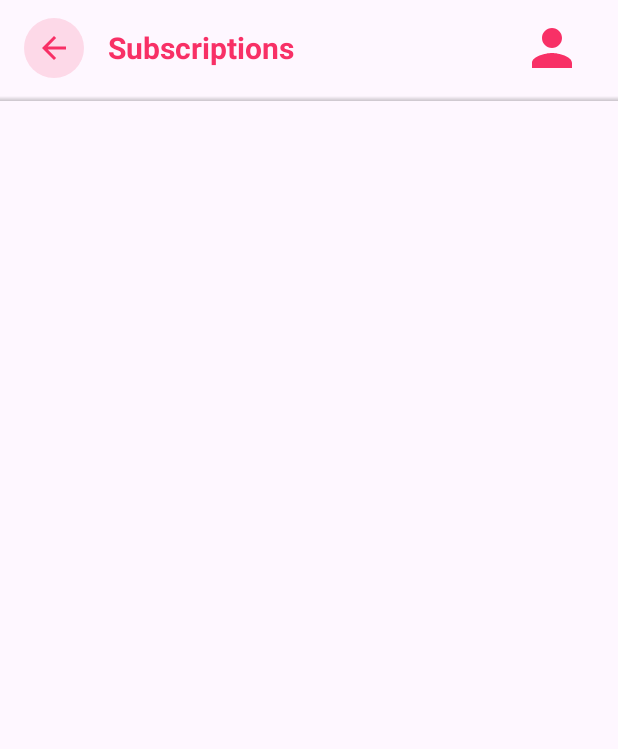
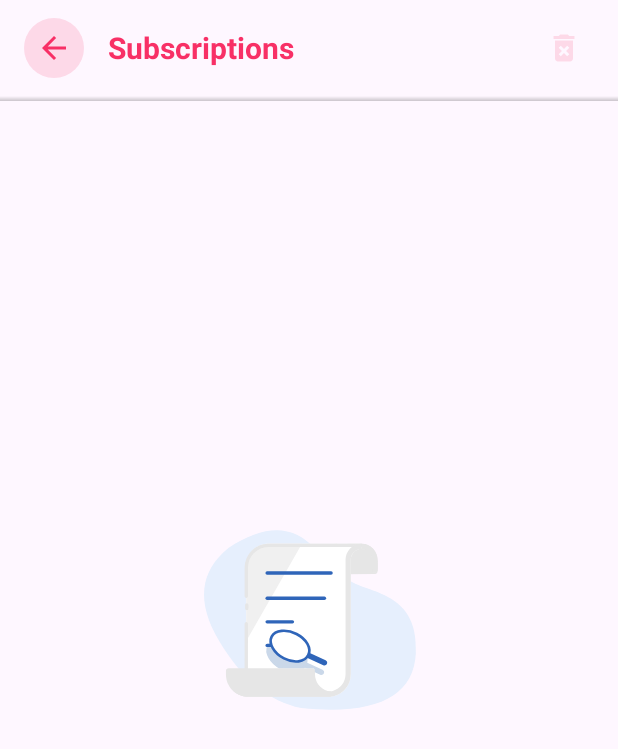
Before and after one commit to shamardn/Podcast-Time, an Android app: the SubscriptionsFragment screen opened through its navigation route, on a phone screen of 412 x 824 dp. Shown: the top 749 px of the screen. Run offline under Robolectric (Android 15) with nearby library versions, the phone set to English and light mode, and no system bars; our stand-ins replace Dagger/Hilt's generated code, navigation-ui; network calls fail; pictures from the network do not load.

Commit message:
impl Delete Subscription List

```diff
--- a/app/src/main/java/com/shamardn/podcasttime/data/local/database/dao/SubscriptionsDao.kt
+++ b/app/src/main/java/com/shamardn/podcasttime/data/local/database/dao/SubscriptionsDao.kt
@@ -17,4 +17,7 @@ interface SubscriptionsDao {
 
     @Delete
     suspend fun unsubscribe(podcast: PodcastEntity)
+
+    @Query("DELETE FROM SUBSCRIPTIONS_TABLE")
+    suspend fun deleteSubscriptionList()
 }
--- a/app/src/main/java/com/shamardn/podcasttime/di/UseCaseModule.kt
+++ b/app/src/main/java/com/shamardn/podcasttime/di/UseCaseModule.kt
@@ -6,6 +6,7 @@ import com.shamardn.podcasttime.domain.usecase.GetMediaPodcastsUseCase
 import com.shamardn.podcasttime.domain.usecase.GetPodcastByIdUseCase
 import com.shamardn.podcasttime.domain.usecase.GetPodcastsUseCase
 import com.shamardn.podcasttime.domain.usecase.GetSubscriptionsUseCase
+import com.shamardn.podcasttime.domain.usecase.UnsubscribeUseCase
 import dagger.Module
 import dagger.Provides
 import dagger.hilt.InstallIn
@@ -36,6 +37,11 @@ object UseCaseModule {
     }
 
     @Provides
+    fun provideUnSubscribedPodcastsUseCase(repo: PodcastRepo): UnsubscribeUseCase{
+        return UnsubscribeUseCase(repo)
+    }
+
+    @Provides
     fun provideHistoryListUseCase(repo: PodcastRepo): GetHistoryListUseCase {
         return GetHistoryListUseCase(repo)
     }
--- a/app/src/main/java/com/shamardn/podcasttime/domain/repo/PodcastRepo.kt
+++ b/app/src/main/java/com/shamardn/podcasttime/domain/repo/PodcastRepo.kt
@@ -19,6 +19,7 @@ interface PodcastRepo {
     suspend fun subscribe(podcastEntity: PodcastEntity)
     suspend fun deleteEpisode(episodeEntity: EpisodeEntity)
     suspend fun unsubscribe(podcast: PodcastEntity)
+    suspend fun deleteSubscriptionList()
     suspend fun getHistoryList(): List<HistoryEntity>
     suspend fun saveToHistory(historyEntity: HistoryEntity)
     suspend fun deletePodcastFromHistory(podcast: HistoryEntity)
--- /dev/null
+++ b/app/src/main/java/com/shamardn/podcasttime/domain/usecase/DeleteSubscriptionListUseCase.kt
@@ -0,0 +1,12 @@
+package com.shamardn.podcasttime.domain.usecase
+
+import com.shamardn.podcasttime.domain.repo.PodcastRepo
+import javax.inject.Inject
+
+class DeleteSubscriptionListUseCase @Inject constructor(
+    private val podcastRepo: PodcastRepo,
+) {
+    suspend operator fun invoke() {
+        podcastRepo.deleteSubscriptionList()
+    }
+}
--- a/app/src/main/java/com/shamardn/podcasttime/ui/subscriptions/SubscriptionsAdapter.kt
+++ b/app/src/main/java/com/shamardn/podcasttime/ui/subscriptions/SubscriptionsAdapter.kt
@@ -6,11 +6,11 @@ import android.view.ViewGroup
 import androidx.recyclerview.widget.RecyclerView
 import com.bumptech.glide.Glide
 import com.shamardn.podcasttime.R
-import com.shamardn.podcasttime.data.local.database.entity.PodcastEntity
 import com.shamardn.podcasttime.databinding.ItemSubscriptionBinding
+import com.shamardn.podcasttime.ui.subscriptions.uistate.PodcastUiState
 
 class SubscriptionsAdapter(
-    private val items: List<PodcastEntity>,
+    private val items: List<PodcastUiState>,
     private val listener: SubscriptionsInteractionListener,
 ) : RecyclerView.Adapter<SubscriptionsAdapter.SubscriptionsViewHolder>() {
     override fun onCreateViewHolder(parent: ViewGroup, viewType: Int): SubscriptionsViewHolder {
--- a/app/src/main/java/com/shamardn/podcasttime/ui/subscriptions/SubscriptionsFragment.kt
+++ b/app/src/main/java/com/shamardn/podcasttime/ui/subscriptions/SubscriptionsFragment.kt
@@ -10,12 +10,16 @@ import androidx.fragment.app.viewModels
 import androidx.lifecycle.lifecycleScope
 import androidx.navigation.findNavController
 import androidx.navigation.fragment.findNavController
-import com.shamardn.podcasttime.data.local.database.entity.PodcastEntity
+import com.google.android.material.dialog.MaterialAlertDialogBuilder
+import com.shamardn.podcasttime.R
 import com.shamardn.podcasttime.databinding.FragmentSubscriptionsBinding
 import com.shamardn.podcasttime.media.exoplayer.MediaViewModel
 import com.shamardn.podcasttime.ui.main.MainActivity
+import com.shamardn.podcasttime.ui.subscriptions.uistate.PodcastUiState
 import dagger.hilt.android.AndroidEntryPoint
+import kotlinx.coroutines.Dispatchers
 import kotlinx.coroutines.launch
+import kotlinx.coroutines.withContext
 
 @AndroidEntryPoint
 class SubscriptionsFragment : Fragment(), SubscriptionsInteractionListener {
@@ -30,6 +34,7 @@ class SubscriptionsFragment : Fragment(), SubscriptionsInteractionListener {
             (activity as MainActivity).setBottomNavigationVisibility(bottomNavigationViewVisibility)
         }
     }
+
     override fun onCreateView(
         inflater: LayoutInflater, container: ViewGroup?,
         savedInstanceState: Bundle?,
@@ -47,28 +52,68 @@ class SubscriptionsFragment : Fragment(), SubscriptionsInteractionListener {
 
         showBottomSheet()
 
+        binding.imgSubDelete.setOnClickListener {
+            if (it.isActivated) showDeleteSubscriptionListDialog()
+        }
         binding.imgSubBackArrow.setOnClickListener {
             it.findNavController().popBackStack()
         }
     }
 
+    private fun showDeleteSubscriptionListDialog() {
+        MaterialAlertDialogBuilder(requireContext())
+            .setTitle(resources.getString(R.string.delete))
+            .setMessage(resources.getString(R.string.delete_confirmation_txt))
+            .setNegativeButton(resources.getString(R.string.cancel)) { dialog, which ->
+                // Respond to negative button press
+            }
+            .setPositiveButton(resources.getString(R.string.delete)) { dialog, which ->
+                deleteSubscriptionList()
+            }
+            .show()
+    }
+
+    private fun deleteSubscriptionList() {
+        viewModel.deleteSubscriptionList()
+        binding.progressSubs.visibility = View.VISIBLE
+        viewModel.getSubscribedPodcasts()
+        fetchSubscribedPodcasts()
+    }
+
     private fun fetchSubscribedPodcasts() {
         lifecycleScope.launch {
-            viewModel.podcasts.collect{ podcasts ->
-                if (podcasts != null) {
-                    adapter = SubscriptionsAdapter( podcasts, this@SubscriptionsFragment)
-                    binding.recyclerSub.adapter = adapter
+            withContext(Dispatchers.Main) {
+                viewModel.subscriptionsUiState.collect { podcasts ->
+                    if (podcasts.podcastUiState.isEmpty()) {
+                        binding.lottieNoSubs.visibility = View.VISIBLE
+                        binding.recyclerSub.visibility = View.GONE
+                        binding.progressSubs.visibility = View.GONE
+                        binding.imgSubDelete.isActivated = false
+                    } else {
+                        binding.progressSubs.visibility = View.GONE
+                        binding.recyclerSub.visibility = View.VISIBLE
+                        binding.lottieNoSubs.visibility = View.GONE
+                        adapter = SubscriptionsAdapter(
+                            podcasts.podcastUiState,
+                            this@SubscriptionsFragment
+                        )
+                        binding.recyclerSub.adapter = adapter
+                        binding.imgSubDelete.isActivated = true
+                    }
                 }
             }
         }
     }
 
     override fun onClickPodcast(trackId: Long) {
-        val action = SubscriptionsFragmentDirections.actionSubscriptionsFragmentToPodcastDetailsFragment(trackId)
+        val action =
+            SubscriptionsFragmentDirections.actionSubscriptionsFragmentToPodcastDetailsFragment(
+                trackId
+            )
         this.findNavController().navigate(action)
     }
 
-    override fun onLongClickPodcast(podcast: PodcastEntity) {
+    override fun onLongClickPodcast(podcast: PodcastUiState) {
         viewModel.unsubscribe(podcast)
         viewModel.getSubscribedPodcasts()
         fetchSubscribedPodcasts()
@@ -77,7 +122,8 @@ class SubscriptionsFragment : Fragment(), SubscriptionsInteractionListener {
     private fun showBottomSheet() {
         mediaViewModel.isBottomSheetOpened.observe(viewLifecycleOwner) {
             if (it) {
-                val action = SubscriptionsFragmentDirections.actionSubscriptionsFragmentToEpisodeDetailsBottomSheet()
+                val action =
+                    SubscriptionsFragmentDirections.actionSubscriptionsFragmentToEpisodeDetailsBottomSheet()
                 this.findNavController().navigate(action)
             }
         }
--- a/app/src/main/java/com/shamardn/podcasttime/ui/subscriptions/SubscriptionsInteractionListener.kt
+++ b/app/src/main/java/com/shamardn/podcasttime/ui/subscriptions/SubscriptionsInteractionListener.kt
@@ -1,8 +1,8 @@
 package com.shamardn.podcasttime.ui.subscriptions
 
-import com.shamardn.podcasttime.data.local.database.entity.PodcastEntity
+import com.shamardn.podcasttime.ui.subscriptions.uistate.PodcastUiState
 
 interface SubscriptionsInteractionListener {
     fun onClickPodcast(trackId: Long)
-    fun onLongClickPodcast(podcast: PodcastEntity)
+    fun onLongClickPodcast(podcast: PodcastUiState)
 }
--- a/app/src/main/java/com/shamardn/podcasttime/ui/subscriptions/SubscriptionsViewModel.kt
+++ b/app/src/main/java/com/shamardn/podcasttime/ui/subscriptions/SubscriptionsViewModel.kt
@@ -4,11 +4,16 @@ import android.util.Log
 import androidx.lifecycle.ViewModel
 import androidx.lifecycle.viewModelScope
 import com.shamardn.podcasttime.data.local.database.entity.PodcastEntity
+import com.shamardn.podcasttime.domain.usecase.DeleteSubscriptionListUseCase
 import com.shamardn.podcasttime.domain.usecase.GetSubscriptionsUseCase
 import com.shamardn.podcasttime.domain.usecase.UnsubscribeUseCase
+import com.shamardn.podcasttime.ui.subscriptions.mapper.SubscriptionsUiStateMapper
+import com.shamardn.podcasttime.ui.subscriptions.uistate.PodcastUiState
+import com.shamardn.podcasttime.ui.subscriptions.uistate.SubscriptionsUiState
 import dagger.hilt.android.lifecycle.HiltViewModel
 import kotlinx.coroutines.flow.MutableStateFlow
 import kotlinx.coroutines.flow.StateFlow
+import kotlinx.coroutines.flow.update
 import kotlinx.coroutines.launch
 import kotlinx.coroutines.withContext
 import javax.inject.Inject
@@ -16,31 +21,79 @@ import javax.inject.Inject
 @HiltViewModel
 class SubscriptionsViewModel @Inject constructor(
     private val getSubscriptionsUseCase: GetSubscriptionsUseCase,
+    private val deleteSubscriptionListUseCase: DeleteSubscriptionListUseCase,
     private val unsubscribeUseCase: UnsubscribeUseCase,
-    ): ViewModel() {
+    private val subscriptionsUiStateMapper: SubscriptionsUiStateMapper,
+) : ViewModel() {
 
-    private val _podcasts = MutableStateFlow<List<PodcastEntity>?>(null)
-    val podcasts: StateFlow<List<PodcastEntity>?> = _podcasts
+    private val _subscriptionsUiState = MutableStateFlow(SubscriptionsUiState(SubscriptionsUiState().isEmpty))
+    val subscriptionsUiState: StateFlow<SubscriptionsUiState> = _subscriptionsUiState
+
 
     fun getSubscribedPodcasts() {
         try {
             viewModelScope.launch {
                 withContext(viewModelScope.coroutineContext) {
-                    _podcasts.value = getSubscriptionsUseCase()
+                    val response = getSubscriptionsUseCase()
+                    _subscriptionsUiState.update {
+                        it.copy(
+                            isLoading = false,
+                            isSuccess = true,
+                            podcastUiState = response.map { podcast ->
+                                subscriptionsUiStateMapper.map(podcast)
+                            }
+                        )
+                    }
+                }
+            }
+        } catch (e: Exception) {
+            Log.e("SubscriptionsViewModel", e.message.toString())
+            onError(e.message.toString())
+        }
+    }
+
+    private fun onError(message: String) {
+        val errors = _subscriptionsUiState.value.error.toMutableList()
+        errors.add(message)
+        _subscriptionsUiState.update {
+            it.copy(
+                error = errors,
+                isLoading = false,
+                isFailed = true,
+            )
+        }
+    }
+
+    fun unsubscribe(podcast: PodcastUiState) {
+        try {
+            viewModelScope.launch {
+                unsubscribeUseCase(
+                    PodcastEntity(
+                        trackId = podcast.trackId,
+                        artistName = podcast.artistName,
+                        collectionName = podcast.trackName,
+                        artworkUrl100 = podcast.artworkUrl100,
+                        primaryGenreName = podcast.primaryGenreName,
+                        releaseDate = podcast.releaseDate,
+                        trackCount = podcast.trackCount,
+                        trackName = podcast.trackName,
+                    )
+                )
+            }
+        } catch (e: Exception) {
+            Log.e("SubscriptionsViewModel", e.message.toString())
+        }
+    }
+
+    fun deleteSubscriptionList() {
+        try {
+            viewModelScope.launch {
+                withContext(viewModelScope.coroutineContext) {
+                    deleteSubscriptionListUseCase()
                 }
             }
         } catch (e: Exception) {
             Log.e("SubscriptionsViewModel", e.message.toString())
         }
     }
-
-    fun unsubscribe(podcast: PodcastEntity) {
-        try {
-            viewModelScope.launch {
-                unsubscribeUseCase(podcast)
-            }
-        } catch (e: Exception) {
-            Log.e("SubscriptionsViewModel", e.message.toString())
-        }
-    }
 }
--- /dev/null
+++ b/app/src/main/java/com/shamardn/podcasttime/ui/subscriptions/uistate/SubscriptionsUiState.kt
@@ -0,0 +1,10 @@
+package com.shamardn.podcasttime.ui.subscriptions.uistate
+
+data class SubscriptionsUiState(
+    val isLoading: Boolean = true,
+    val error : List<String> = emptyList(),
+    val isFailed : Boolean = false,
+    val isSuccess : Boolean = false,
+    val isEmpty: Boolean = true,
+    val podcastUiState: List<PodcastUiState> = emptyList(),
+)
--- a/app/src/main/res/layout/fragment_subscriptions.xml
+++ b/app/src/main/res/layout/fragment_subscriptions.xml
@@ -42,12 +42,11 @@
             android:textColor="@color/primary" />
 
         <ImageView
-            android:id="@+id/img_sub_profile"
-            android:layout_width="40dp"
-            android:layout_height="40dp"
+            android:id="@+id/img_sub_delete"
+            android:layout_width="wrap_content"
+            android:layout_height="wrap_content"
             android:layout_margin="@dimen/space4x"
-            android:src="@drawable/ic_person"
-            app:tint="@color/primary"
+            android:src="@drawable/ic_delete_selector"
             android:contentDescription="TODO" />
     </LinearLayout>
 
@@ -72,4 +71,28 @@
         app:spanCount="2"
         tools:listitem="@layout/item_subscription" />
 
+    <ProgressBar
+        android:id="@+id/progress_subs"
+        android:layout_width="wrap_content"
+        android:layout_height="wrap_content"
+        android:indeterminateTint="@color/primary"
+        android:visibility="gone"
+        app:layout_constraintBottom_toBottomOf="parent"
+        app:layout_constraintEnd_toEndOf="parent"
+        app:layout_constraintStart_toStartOf="parent"
+        app:layout_constraintTop_toTopOf="parent" />
+
+    <com.airbnb.lottie.LottieAnimationView
+        android:id="@+id/lottie_no_subs"
+        android:layout_width="200dp"
+        android:layout_height="200dp"
+        android:layout_margin="@dimen/space4x"
+        android:scaleType="centerCrop"
+        app:layout_constraintBottom_toBottomOf="parent"
+        app:layout_constraintEnd_toEndOf="parent"
+        app:layout_constraintStart_toStartOf="parent"
+        app:layout_constraintTop_toTopOf="parent"
+        app:lottie_autoPlay="true"
+        app:lottie_loop="false"
+        app:lottie_rawRes="@raw/no_history" />
 </androidx.constraintlayout.widget.ConstraintLayout>
--- a/app/src/main/res/layout/item_subscription.xml
+++ b/app/src/main/res/layout/item_subscription.xml
@@ -3,7 +3,7 @@
     android:layout_width="match_parent"
     android:layout_height="150dp"
     app:cardCornerRadius="@dimen/space8x"
-    android:layout_margin="@dimen/space8x"
+    android:layout_margin="@dimen/space4x"
     app:cardElevation="@dimen/space1x"
     xmlns:app="http://schemas.android.com/apk/res-auto">
 
--- a/app/src/main/res/values/strings.xml
+++ b/app/src/main/res/values/strings.xml
@@ -82,7 +82,7 @@
     <string name="title">Title</string>
     <string name="message">notification message</string>
     <string name="delete">Delete</string>
-    <string name="delete_confirmation_txt">Delete History records?</string>
+    <string name="delete_confirmation_txt">Delete all records?</string>
     <string name="cancel">Cancel</string>
     <string name="delete_podcast_confirmation_txt">"You gonna delete this podcast! Are you sure? "</string>
 
```
Also changed, not shown: app/src/main/java/com/shamardn/podcasttime/data/repo/PodcastRepoImpl.kt (+11 -4 lines), app/src/main/java/com/shamardn/podcasttime/ui/subscriptions/mapper/SubscriptionsUiStateMapper.kt (added, +22 -0 lines), app/src/main/java/com/shamardn/podcasttime/ui/subscriptions/uistate/PodcastUiState.kt (added, +11 -0 lines).
